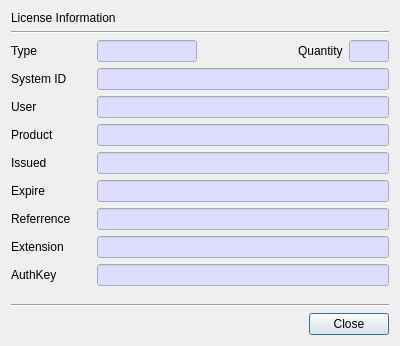
Qt form CCMan/lcn_info_dlg.ui (jykim74/CCMan) before a commit.
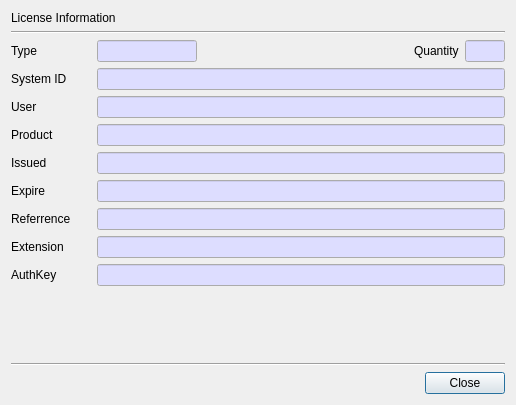
The same form after that commit.

Commit message: UI 개선

```diff
--- a/CCMan/lcn_info_dlg.ui
+++ b/CCMan/lcn_info_dlg.ui
@@ -6,8 +6,8 @@
    <rect>
     <x>0</x>
     <y>0</y>
-    <width>400</width>
-    <height>346</height>
+    <width>516</width>
+    <height>405</height>
    </rect>
   </property>
   <property name="windowTitle">
@@ -255,6 +255,12 @@
      </item>
      <item row="0" column="1">
       <widget class="QLineEdit" name="mSIDText">
+       <property name="minimumSize">
+        <size>
+         <width>400</width>
+         <height>0</height>
+        </size>
+       </property>
        <property name="palette">
         <palette>
          <active>
```
The commit also changes 3 other files.
